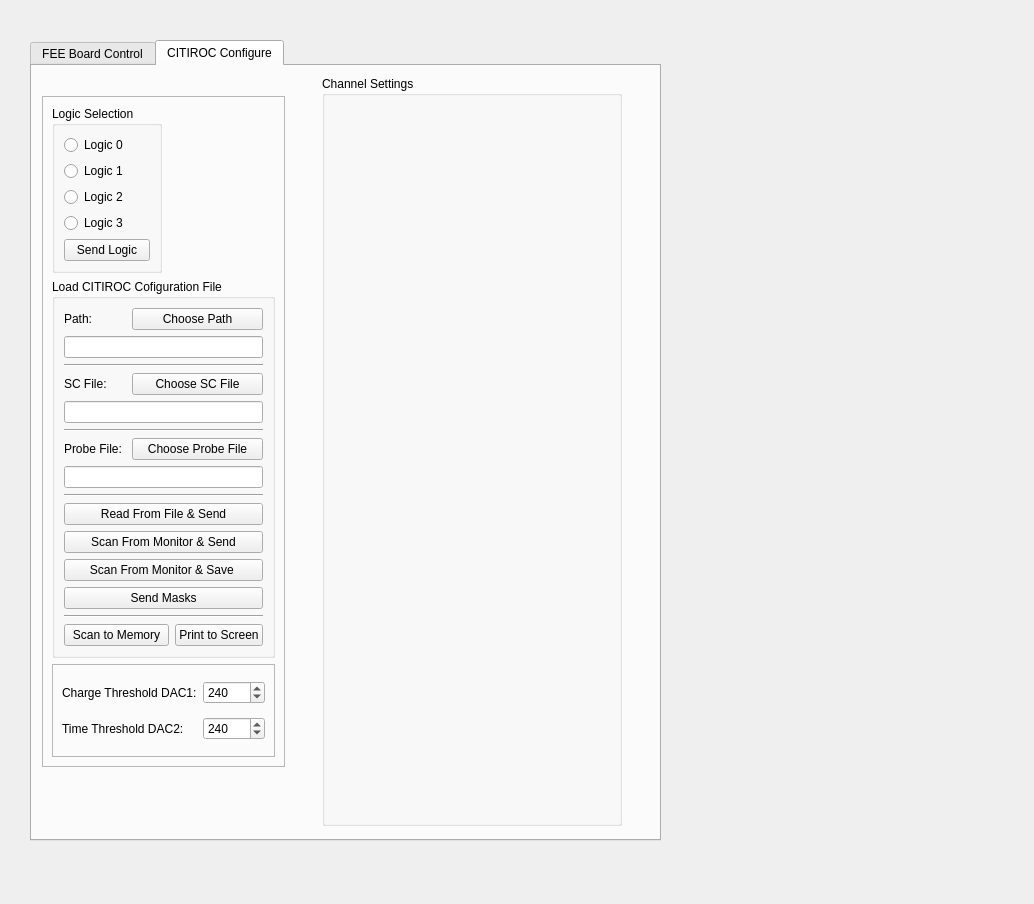
The window that src/FEEControlWidget.ui (HelloUSTC114/FEEBoardGUI) describes before a commit, drawn with Qt 5.
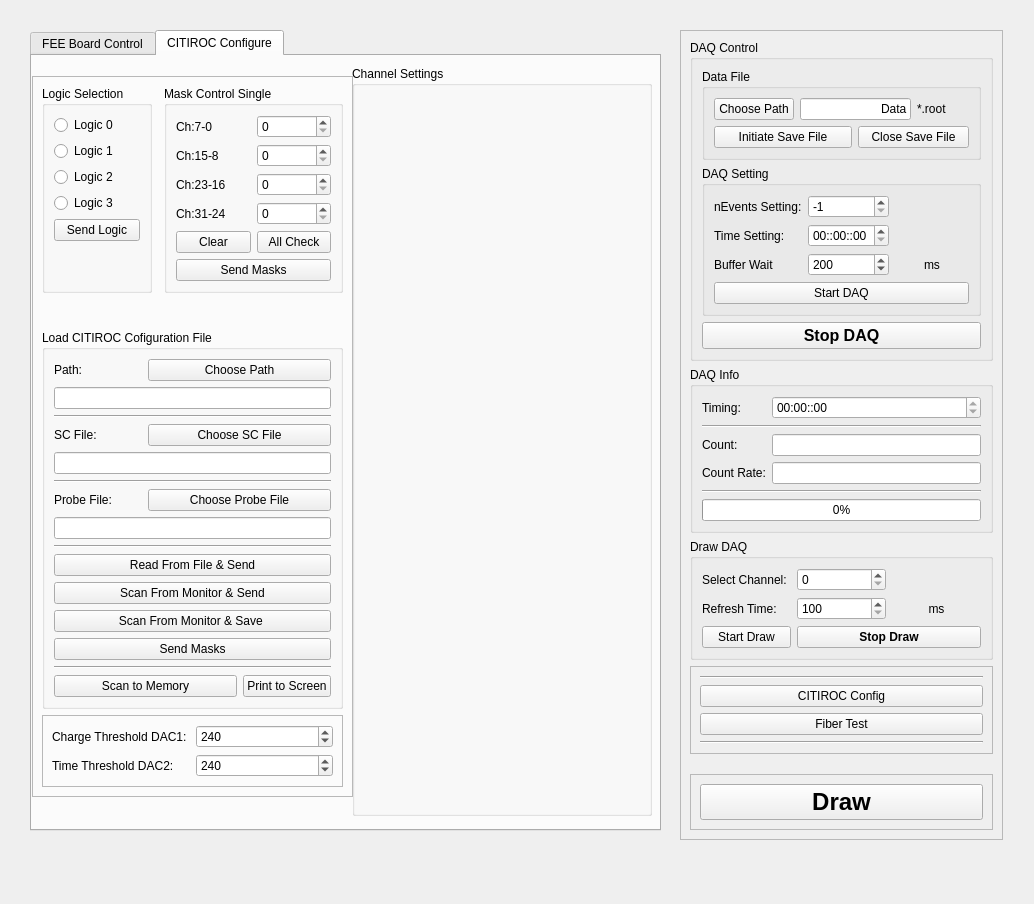
The same window after the commit. The open tabs and pages were chosen to show the change.

Commit message: Try to add Draw & DAQ

Patch:
```diff
--- a/src/FEEControlWidget.ui
+++ b/src/FEEControlWidget.ui
@@ -20,7 +20,7 @@
    <property name="geometry">
     <rect>
      <x>30</x>
-     <y>40</y>
+     <y>30</y>
      <width>631</width>
      <height>801</height>
     </rect>
@@ -29,7 +29,7 @@
     <enum>Qt::DefaultContextMenu</enum>
    </property>
    <property name="currentIndex">
-    <number>0</number>
+    <number>1</number>
    </property>
    <property name="movable">
     <bool>false</bool>
@@ -625,7 +625,7 @@
     <widget class="QGroupBox" name="grpChs">
      <property name="geometry">
       <rect>
-       <x>290</x>
+       <x>320</x>
        <y>10</y>
        <width>300</width>
        <height>750</height>
@@ -643,10 +643,10 @@
     <widget class="QFrame" name="frame_3">
      <property name="geometry">
       <rect>
-       <x>10</x>
-       <y>30</y>
-       <width>243</width>
-       <height>671</height>
+       <x>0</x>
+       <y>20</y>
+       <width>321</width>
+       <height>721</height>
       </rect>
      </property>
      <property name="frameShape">
@@ -656,33 +656,12 @@
       <enum>QFrame::Raised</enum>
      </property>
      <layout class="QGridLayout" name="gridLayout_18">
-      <item row="0" column="0">
+      <item row="2" column="0">
        <widget class="QGroupBox" name="grpLogic">
         <property name="title">
          <string>Logic Selection</string>
         </property>
         <layout class="QGridLayout" name="gridLayout_13">
-         <item row="0" column="0">
-          <widget class="QRadioButton" name="btnLogic0">
-           <property name="text">
-            <string>Logic 0</string>
-           </property>
-          </widget>
-         </item>
-         <item row="1" column="0">
-          <widget class="QRadioButton" name="btnLogic1">
-           <property name="text">
-            <string>Logic 1</string>
-           </property>
-          </widget>
-         </item>
-         <item row="2" column="0">
-          <widget class="QRadioButton" name="btnLogic2">
-           <property name="text">
-            <string>Logic 2</string>
-           </property>
-          </widget>
-         </item>
          <item row="3" column="0">
           <widget class="QRadioButton" name="btnLogic3">
            <property name="text">
@@ -690,6 +669,20 @@
            </property>
           </widget>
          </item>
+         <item row="1" column="0">
+          <widget class="QRadioButton" name="btnLogic1">
+           <property name="text">
+            <string>Logic 1</string>
+           </property>
+          </widget>
+         </item>
+         <item row="0" column="0">
+          <widget class="QRadioButton" name="btnLogic0">
+           <property name="text">
+            <string>Logic 0</string>
+           </property>
+          </widget>
+         </item>
          <item row="4" column="0">
           <widget class="QPushButton" name="btnSendLogic">
            <property name="text">
@@ -697,23 +690,92 @@
            </property>
           </widget>
          </item>
+         <item row="2" column="0">
+          <widget class="QRadioButton" name="btnLogic2">
+           <property name="text">
+            <string>Logic 2</string>
+           </property>
+          </widget>
+         </item>
+         <item row="5" column="0">
+          <spacer name="verticalSpacer_2">
+           <property name="orientation">
+            <enum>Qt::Vertical</enum>
+           </property>
+           <property name="sizeHint" stdset="0">
+            <size>
+             <width>20</width>
+             <height>40</height>
+            </size>
+           </property>
+          </spacer>
+         </item>
         </layout>
        </widget>
       </item>
-      <item row="0" column="1">
-       <spacer name="horizontalSpacer">
+      <item row="5" column="0" colspan="3">
+       <widget class="QFrame" name="frame">
+        <property name="frameShape">
+         <enum>QFrame::StyledPanel</enum>
+        </property>
+        <property name="frameShadow">
+         <enum>QFrame::Raised</enum>
+        </property>
+        <layout class="QGridLayout" name="gridLayout_2">
+         <item row="0" column="0">
+          <widget class="QLabel" name="label_23">
+           <property name="text">
+            <string>Charge Threshold DAC1:</string>
+           </property>
+          </widget>
+         </item>
+         <item row="0" column="1">
+          <widget class="QSpinBox" name="boxDiscDAC1">
+           <property name="minimum">
+            <number>0</number>
+           </property>
+           <property name="maximum">
+            <number>1023</number>
+           </property>
+           <property name="value">
+            <number>240</number>
+           </property>
+          </widget>
+         </item>
+         <item row="1" column="0">
+          <widget class="QLabel" name="label_24">
+           <property name="text">
+            <string>Time Threshold DAC2:</string>
+           </property>
+          </widget>
+         </item>
+         <item row="1" column="1">
+          <widget class="QSpinBox" name="boxDiscDAC2">
+           <property name="maximum">
+            <number>1023</number>
+           </property>
+           <property name="value">
+            <number>240</number>
+           </property>
+          </widget>
+         </item>
+        </layout>
+       </widget>
+      </item>
+      <item row="3" column="2">
+       <spacer name="verticalSpacer_3">
         <property name="orientation">
-         <enum>Qt::Horizontal</enum>
+         <enum>Qt::Vertical</enum>
         </property>
         <property name="sizeHint" stdset="0">
          <size>
-          <width>40</width>
-          <height>20</height>
+          <width>20</width>
+          <height>40</height>
          </size>
         </property>
        </spacer>
       </item>
-      <item row="1" column="0" colspan="2">
+      <item row="4" column="0" colspan="3">
        <widget class="QGroupBox" name="groupBox_2">
         <property name="title">
          <string>Load CITIROC Cofiguration File</string>
@@ -855,59 +917,504 @@
         </layout>
        </widget>
       </item>
-      <item row="2" column="0" colspan="2">
-       <widget class="QFrame" name="frame">
-        <property name="frameShape">
-         <enum>QFrame::StyledPanel</enum>
+      <item row="2" column="2">
+       <widget class="QGroupBox" name="groupBox_12">
+        <property name="title">
+         <string>Mask Control Single</string>
         </property>
-        <property name="frameShadow">
-         <enum>QFrame::Raised</enum>
-        </property>
-        <layout class="QGridLayout" name="gridLayout_2">
-         <item row="0" column="0">
-          <widget class="QLabel" name="label_23">
-           <property name="text">
-            <string>Charge Threshold DAC1:</string>
-           </property>
-          </widget>
-         </item>
-         <item row="0" column="1">
-          <widget class="QSpinBox" name="boxDiscDAC1">
-           <property name="minimum">
-            <number>0</number>
-           </property>
+        <layout class="QGridLayout" name="gridLayout_25">
+         <item row="3" column="1">
+          <widget class="QSpinBox" name="lblMask2">
            <property name="maximum">
-            <number>1023</number>
+            <number>255</number>
            </property>
-           <property name="value">
-            <number>240</number>
-           </property>
           </widget>
          </item>
-         <item row="1" column="0">
-          <widget class="QLabel" name="label_24">
-           <property name="text">
-            <string>Time Threshold DAC2:</string>
+         <item row="2" column="1">
+          <widget class="QSpinBox" name="lblMask1">
+           <property name="maximum">
+            <number>255</number>
            </property>
           </widget>
          </item>
          <item row="1" column="1">
-          <widget class="QSpinBox" name="boxDiscDAC2">
+          <widget class="QSpinBox" name="lblMask0">
            <property name="maximum">
-            <number>1023</number>
+            <number>255</number>
            </property>
-           <property name="value">
-            <number>240</number>
+          </widget>
+         </item>
+         <item row="3" column="0">
+          <widget class="QLabel" name="label_45">
+           <property name="text">
+            <string>Ch:23-16</string>
+           </property>
+          </widget>
+         </item>
+         <item row="6" column="0" colspan="2">
+          <widget class="QPushButton" name="btnMask_2">
+           <property name="text">
+            <string>Send Masks</string>
+           </property>
+          </widget>
+         </item>
+         <item row="4" column="0">
+          <widget class="QLabel" name="label_46">
+           <property name="text">
+            <string>Ch:31-24</string>
+           </property>
+          </widget>
+         </item>
+         <item row="1" column="0">
+          <widget class="QLabel" name="label_43">
+           <property name="text">
+            <string>Ch:7-0</string>
+           </property>
+          </widget>
+         </item>
+         <item row="4" column="1">
+          <widget class="QSpinBox" name="lblMask3">
+           <property name="maximum">
+            <number>255</number>
+           </property>
+          </widget>
+         </item>
+         <item row="2" column="0">
+          <widget class="QLabel" name="label_44">
+           <property name="text">
+            <string>Ch:15-8</string>
+           </property>
+          </widget>
+         </item>
+         <item row="5" column="0">
+          <widget class="QPushButton" name="btnClearMask">
+           <property name="text">
+            <string>Clear</string>
+           </property>
+          </widget>
+         </item>
+         <item row="5" column="1">
+          <widget class="QPushButton" name="btnAllSetMask">
+           <property name="text">
+            <string>All Check</string>
            </property>
           </widget>
          </item>
         </layout>
        </widget>
       </item>
+      <item row="2" column="1">
+       <spacer name="horizontalSpacer">
+        <property name="orientation">
+         <enum>Qt::Horizontal</enum>
+        </property>
+        <property name="sizeHint" stdset="0">
+         <size>
+          <width>40</width>
+          <height>20</height>
+         </size>
+        </property>
+       </spacer>
+      </item>
      </layout>
     </widget>
    </widget>
   </widget>
+  <widget class="QFrame" name="frame_6">
+   <property name="geometry">
+    <rect>
+     <x>680</x>
+     <y>30</y>
+     <width>323</width>
+     <height>810</height>
+    </rect>
+   </property>
+   <property name="frameShape">
+    <enum>QFrame::StyledPanel</enum>
+   </property>
+   <property name="frameShadow">
+    <enum>QFrame::Raised</enum>
+   </property>
+   <layout class="QGridLayout" name="gridLayout_23">
+    <item row="5" column="0">
+     <widget class="QFrame" name="frame_5">
+      <property name="frameShape">
+       <enum>QFrame::StyledPanel</enum>
+      </property>
+      <property name="frameShadow">
+       <enum>QFrame::Raised</enum>
+      </property>
+      <layout class="QGridLayout" name="gridLayout_16">
+       <item row="0" column="0">
+        <widget class="QPushButton" name="btnDraw">
+         <property name="font">
+          <font>
+           <pointsize>18</pointsize>
+           <bold>true</bold>
+          </font>
+         </property>
+         <property name="text">
+          <string>Draw</string>
+         </property>
+        </widget>
+       </item>
+      </layout>
+     </widget>
+    </item>
+    <item row="3" column="0">
+     <widget class="QFrame" name="frame_4">
+      <property name="frameShape">
+       <enum>QFrame::StyledPanel</enum>
+      </property>
+      <property name="frameShadow">
+       <enum>QFrame::Raised</enum>
+      </property>
+      <layout class="QGridLayout" name="gridLayout_15">
+       <item row="0" column="0">
+        <widget class="Line" name="line_20">
+         <property name="orientation">
+          <enum>Qt::Horizontal</enum>
+         </property>
+        </widget>
+       </item>
+       <item row="1" column="0">
+        <widget class="QPushButton" name="btnToCITIROC">
+         <property name="text">
+          <string>CITIROC Config</string>
+         </property>
+        </widget>
+       </item>
+       <item row="2" column="0">
+        <widget class="QPushButton" name="btnFiberTab">
+         <property name="text">
+          <string>Fiber Test</string>
+         </property>
+        </widget>
+       </item>
+       <item row="3" column="0">
+        <widget class="Line" name="line_7">
+         <property name="orientation">
+          <enum>Qt::Horizontal</enum>
+         </property>
+        </widget>
+       </item>
+      </layout>
+     </widget>
+    </item>
+    <item row="2" column="0">
+     <widget class="QGroupBox" name="groupBox_10">
+      <property name="title">
+       <string>Draw DAQ</string>
+      </property>
+      <layout class="QGridLayout" name="gridLayout_14">
+       <item row="0" column="0">
+        <widget class="QLabel" name="label_27">
+         <property name="text">
+          <string>Select Channel:</string>
+         </property>
+        </widget>
+       </item>
+       <item row="0" column="1">
+        <widget class="QSpinBox" name="boxDrawCh">
+         <property name="maximum">
+          <number>31</number>
+         </property>
+        </widget>
+       </item>
+       <item row="1" column="0">
+        <widget class="QLabel" name="label_28">
+         <property name="text">
+          <string>Refresh Time:</string>
+         </property>
+        </widget>
+       </item>
+       <item row="1" column="1">
+        <widget class="QSpinBox" name="boxRefreshTime">
+         <property name="minimum">
+          <number>100</number>
+         </property>
+         <property name="maximum">
+          <number>999999999</number>
+         </property>
+        </widget>
+       </item>
+       <item row="1" column="2">
+        <widget class="QLabel" name="label_29">
+         <property name="text">
+          <string>ms</string>
+         </property>
+         <property name="alignment">
+          <set>Qt::AlignCenter</set>
+         </property>
+        </widget>
+       </item>
+       <item row="2" column="0">
+        <widget class="QPushButton" name="btnStartDraw">
+         <property name="text">
+          <string>Start Draw</string>
+         </property>
+        </widget>
+       </item>
+       <item row="2" column="1" colspan="2">
+        <widget class="QPushButton" name="btnStopDraw">
+         <property name="font">
+          <font>
+           <bold>true</bold>
+          </font>
+         </property>
+         <property name="text">
+          <string>Stop Draw</string>
+         </property>
+        </widget>
+       </item>
+      </layout>
+     </widget>
+    </item>
+    <item row="0" column="0">
+     <widget class="QGroupBox" name="grpDAQctrl">
+      <property name="title">
+       <string>DAQ Control</string>
+      </property>
+      <layout class="QGridLayout" name="gridLayout_22">
+       <item row="0" column="0">
+        <widget class="QGroupBox" name="groupBox_9">
+         <property name="title">
+          <string>Data File</string>
+         </property>
+         <layout class="QGridLayout" name="gridLayout_9">
+          <item row="0" column="0">
+           <widget class="QPushButton" name="btnPath">
+            <property name="text">
+             <string>Choose Path</string>
+            </property>
+           </widget>
+          </item>
+          <item row="0" column="1" colspan="2">
+           <widget class="QLineEdit" name="lblFileName">
+            <property name="text">
+             <string>Data</string>
+            </property>
+            <property name="alignment">
+             <set>Qt::AlignRight|Qt::AlignTrailing|Qt::AlignVCenter</set>
+            </property>
+           </widget>
+          </item>
+          <item row="0" column="3">
+           <widget class="QLabel" name="lblFileSuf">
+            <property name="text">
+             <string>*.root</string>
+            </property>
+            <property name="alignment">
+             <set>Qt::AlignLeading|Qt::AlignLeft|Qt::AlignVCenter</set>
+            </property>
+           </widget>
+          </item>
+          <item row="1" column="0" colspan="2">
+           <widget class="QPushButton" name="btnFileInit">
+            <property name="text">
+             <string>Initiate Save File</string>
+            </property>
+           </widget>
+          </item>
+          <item row="1" column="2" colspan="2">
+           <widget class="QPushButton" name="btnFileClose">
+            <property name="text">
+             <string>Close Save File</string>
+            </property>
+           </widget>
+          </item>
+         </layout>
+        </widget>
+       </item>
+       <item row="2" column="0">
+        <widget class="QPushButton" name="btnDAQStop">
+         <property name="font">
+          <font>
+           <pointsize>12</pointsize>
+           <bold>true</bold>
+          </font>
+         </property>
+         <property name="text">
+          <string>Stop DAQ</string>
+         </property>
+        </widget>
+       </item>
+       <item row="1" column="0">
+        <widget class="QGroupBox" name="grpDAQStart">
+         <property name="title">
+          <string>DAQ Setting</string>
+         </property>
+         <layout class="QGridLayout" name="gridLayout_10">
+          <item row="2" column="1">
+           <widget class="QSpinBox" name="boxBufferWait">
+            <property name="minimum">
+             <number>1</number>
+            </property>
+            <property name="maximum">
+             <number>999999999</number>
+            </property>
+            <property name="value">
+             <number>200</number>
+            </property>
+           </widget>
+          </item>
+          <item row="0" column="1">
+           <widget class="QSpinBox" name="boxDAQEvent">
+            <property name="minimum">
+             <number>-1</number>
+            </property>
+            <property name="maximum">
+             <number>999999999</number>
+            </property>
+            <property name="value">
+             <number>-1</number>
+            </property>
+           </widget>
+          </item>
+          <item row="0" column="0">
+           <widget class="QLabel" name="label_32">
+            <property name="text">
+             <string>nEvents Setting:</string>
+            </property>
+           </widget>
+          </item>
+          <item row="1" column="1">
+           <widget class="QTimeEdit" name="timeDAQSetting">
+            <property name="displayFormat">
+             <string>HH::mm::ss</string>
+            </property>
+           </widget>
+          </item>
+          <item row="2" column="0">
+           <widget class="QLabel" name="label_2">
+            <property name="text">
+             <string>Buffer Wait</string>
+            </property>
+           </widget>
+          </item>
+          <item row="2" column="2">
+           <widget class="QLabel" name="label_3">
+            <property name="text">
+             <string>ms</string>
+            </property>
+            <property name="alignment">
+             <set>Qt::AlignCenter</set>
+            </property>
+           </widget>
+          </item>
+          <item row="1" column="0">
+           <widget class="QLabel" name="label_19">
+            <property name="text">
+             <string>Time Setting:</string>
+            </property>
+           </widget>
+          </item>
+          <item row="3" column="0" colspan="3">
+           <widget class="QPushButton" name="btnDAQStart">
+            <property name="text">
+             <string>Start DAQ</string>
+            </property>
+           </widget>
+          </item>
+         </layout>
+        </widget>
+       </item>
+      </layout>
+     </widget>
+    </item>
+    <item row="1" column="0">
+     <widget class="QGroupBox" name="grpDAQInfo">
+      <property name="title">
+       <string>DAQ Info</string>
+      </property>
+      <layout class="QGridLayout" name="gridLayout_11">
+       <item row="0" column="0">
+        <widget class="QLabel" name="label_4">
+         <property name="text">
+          <string>Timing:</string>
+         </property>
+        </widget>
+       </item>
+       <item row="0" column="1">
+        <widget class="QTimeEdit" name="timerDAQ">
+         <property name="readOnly">
+          <bool>true</bool>
+         </property>
+         <property name="displayFormat">
+          <string>HH:mm::ss</string>
+         </property>
+         <property name="calendarPopup">
+          <bool>false</bool>
+         </property>
+        </widget>
+       </item>
+       <item row="1" column="0" colspan="2">
+        <widget class="Line" name="line_6">
+         <property name="orientation">
+          <enum>Qt::Horizontal</enum>
+         </property>
+        </widget>
+       </item>
+       <item row="2" column="0">
+        <widget class="QLabel" name="label_25">
+         <property name="text">
+          <string>Count:</string>
+         </property>
+        </widget>
+       </item>
+       <item row="2" column="1">
+        <widget class="QLineEdit" name="lineDAQCount">
+         <property name="readOnly">
+          <bool>true</bool>
+         </property>
+        </widget>
+       </item>
+       <item row="3" column="0">
+        <widget class="QLabel" name="label_31">
+         <property name="text">
+          <string>Count Rate:</string>
+         </property>
+        </widget>
+       </item>
+       <item row="3" column="1">
+        <widget class="QLineEdit" name="lineCountRate">
+         <property name="readOnly">
+          <bool>true</bool>
+         </property>
+        </widget>
+       </item>
+       <item row="4" column="0" colspan="2">
+        <widget class="Line" name="line_19">
+         <property name="orientation">
+          <enum>Qt::Horizontal</enum>
+         </property>
+        </widget>
+       </item>
+       <item row="5" column="0" colspan="2">
+        <widget class="QProgressBar" name="pbarDAQ">
+         <property name="value">
+          <number>0</number>
+         </property>
+        </widget>
+       </item>
+      </layout>
+     </widget>
+    </item>
+    <item row="4" column="0">
+     <spacer name="verticalSpacer">
+      <property name="orientation">
+       <enum>Qt::Vertical</enum>
+      </property>
+      <property name="sizeHint" stdset="0">
+       <size>
+        <width>20</width>
+        <height>40</height>
+       </size>
+      </property>
+     </spacer>
+    </item>
+   </layout>
+  </widget>
  </widget>
  <resources/>
  <connections/>
```
The commit also changes 11 other files.
